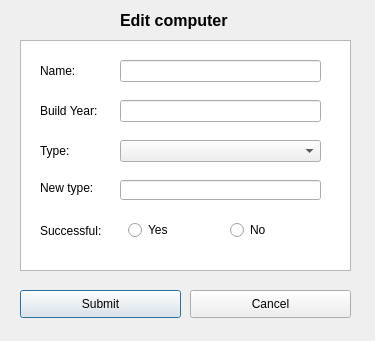
Qt form Verklegt/editcomputer.ui (disaerna/T-113-VLN1) before a commit.
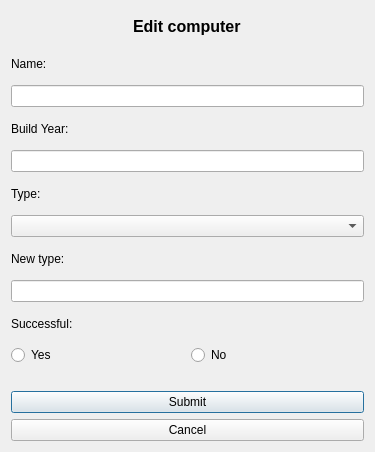
The same form after that commit.

Commit message:
Edit relation + Remove relation
vantar add relation - til fall i domain & db sem græjar það

Patch:
```diff
--- a/Verklegt/editcomputer.ui
+++ b/Verklegt/editcomputer.ui
@@ -7,279 +7,178 @@
     <x>0</x>
     <y>0</y>
     <width>375</width>
-    <height>341</height>
+    <height>452</height>
    </rect>
   </property>
+  <property name="minimumSize">
+   <size>
+    <width>375</width>
+    <height>452</height>
+   </size>
+  </property>
   <property name="windowTitle">
    <string>Dialog</string>
   </property>
   <property name="toolTipDuration">
    <number>0</number>
   </property>
-  <widget class="QListView" name="successfulView">
-   <property name="geometry">
-    <rect>
-     <x>20</x>
-     <y>40</y>
-     <width>331</width>
-     <height>231</height>
-    </rect>
-   </property>
-   <property name="toolTipDuration">
-    <number>0</number>
-   </property>
-  </widget>
-  <widget class="QLabel" name="nameText">
-   <property name="geometry">
-    <rect>
-     <x>40</x>
-     <y>60</y>
-     <width>55</width>
-     <height>21</height>
-    </rect>
-   </property>
-   <property name="toolTipDuration">
-    <number>0</number>
-   </property>
-   <property name="text">
-    <string>Name:</string>
-   </property>
-  </widget>
-  <widget class="QLabel" name="buildYearText">
-   <property name="geometry">
-    <rect>
-     <x>40</x>
-     <y>100</y>
-     <width>71</width>
-     <height>21</height>
-    </rect>
-   </property>
-   <property name="toolTipDuration">
-    <number>0</number>
-   </property>
-   <property name="text">
-    <string>Build Year:</string>
-   </property>
-  </widget>
-  <widget class="QLabel" name="typeText">
-   <property name="geometry">
-    <rect>
-     <x>40</x>
-     <y>140</y>
-     <width>55</width>
-     <height>21</height>
-    </rect>
-   </property>
-   <property name="toolTipDuration">
-    <number>0</number>
-   </property>
-   <property name="text">
-    <string>Type:</string>
-   </property>
-  </widget>
-  <widget class="QLineEdit" name="nameEdit">
-   <property name="geometry">
-    <rect>
-     <x>120</x>
-     <y>60</y>
-     <width>201</width>
-     <height>22</height>
-    </rect>
-   </property>
-   <property name="toolTipDuration">
-    <number>0</number>
-   </property>
-   <property name="text">
-    <string/>
-   </property>
-  </widget>
-  <widget class="QPushButton" name="submitButton">
-   <property name="geometry">
-    <rect>
-     <x>20</x>
-     <y>290</y>
-     <width>161</width>
-     <height>28</height>
-    </rect>
-   </property>
-   <property name="toolTipDuration">
-    <number>0</number>
-   </property>
-   <property name="text">
-    <string>Submit</string>
-   </property>
-  </widget>
-  <widget class="QPushButton" name="cancelButton">
-   <property name="geometry">
-    <rect>
-     <x>190</x>
-     <y>290</y>
-     <width>161</width>
-     <height>28</height>
-    </rect>
-   </property>
-   <property name="toolTipDuration">
-    <number>0</number>
-   </property>
-   <property name="text">
-    <string>Cancel</string>
-   </property>
-  </widget>
-  <widget class="QLabel" name="editText">
-   <property name="geometry">
-    <rect>
-     <x>120</x>
-     <y>5</y>
-     <width>141</width>
-     <height>31</height>
-    </rect>
-   </property>
-   <property name="font">
-    <font>
-     <pointsize>12</pointsize>
-     <weight>75</weight>
-     <bold>true</bold>
-    </font>
-   </property>
-   <property name="toolTipDuration">
-    <number>0</number>
-   </property>
-   <property name="text">
-    <string>Edit computer</string>
-   </property>
-  </widget>
-  <widget class="QLabel" name="successfulText">
-   <property name="geometry">
-    <rect>
-     <x>40</x>
-     <y>220</y>
-     <width>71</width>
-     <height>21</height>
-    </rect>
-   </property>
-   <property name="toolTipDuration">
-    <number>0</number>
-   </property>
-   <property name="text">
-    <string>Successful:</string>
-   </property>
-  </widget>
-  <widget class="QWidget" name="layoutWidget">
-   <property name="geometry">
-    <rect>
-     <x>120</x>
-     <y>220</y>
-     <width>199</width>
-     <height>22</height>
-    </rect>
-   </property>
-   <layout class="QHBoxLayout" name="horizontalLayout"/>
-  </widget>
-  <widget class="QLineEdit" name="buildEdit">
-   <property name="geometry">
-    <rect>
-     <x>120</x>
-     <y>100</y>
-     <width>201</width>
-     <height>22</height>
-    </rect>
-   </property>
-   <property name="toolTipDuration">
-    <number>0</number>
-   </property>
-  </widget>
-  <widget class="QComboBox" name="typeSelection">
-   <property name="geometry">
-    <rect>
-     <x>120</x>
-     <y>140</y>
-     <width>201</width>
-     <height>22</height>
-    </rect>
-   </property>
-   <property name="toolTipDuration">
-    <number>0</number>
-   </property>
-  </widget>
-  <widget class="QRadioButton" name="noButton">
-   <property name="geometry">
-    <rect>
-     <x>230</x>
-     <y>220</y>
-     <width>95</width>
-     <height>20</height>
-    </rect>
-   </property>
-   <property name="toolTipDuration">
-    <number>0</number>
-   </property>
-   <property name="text">
-    <string>No</string>
-   </property>
-  </widget>
-  <widget class="QRadioButton" name="yesButton">
-   <property name="geometry">
-    <rect>
-     <x>128</x>
-     <y>220</y>
-     <width>95</width>
-     <height>20</height>
-    </rect>
-   </property>
-   <property name="toolTipDuration">
-    <number>0</number>
-   </property>
-   <property name="text">
-    <string>Yes</string>
-   </property>
-  </widget>
-  <widget class="QLineEdit" name="newTypeInput">
-   <property name="geometry">
-    <rect>
-     <x>120</x>
-     <y>180</y>
-     <width>201</width>
-     <height>20</height>
-    </rect>
-   </property>
-   <property name="toolTipDuration">
-    <number>0</number>
-   </property>
-  </widget>
-  <widget class="QLabel" name="editNewTypeText">
-   <property name="geometry">
-    <rect>
-     <x>40</x>
-     <y>180</y>
-     <width>91</width>
-     <height>16</height>
-    </rect>
-   </property>
-   <property name="toolTipDuration">
-    <number>0</number>
-   </property>
-   <property name="text">
-    <string>New type: </string>
-   </property>
-  </widget>
-  <zorder>successfulView</zorder>
-  <zorder>nameText</zorder>
-  <zorder>buildYearText</zorder>
-  <zorder>typeText</zorder>
-  <zorder>nameEdit</zorder>
-  <zorder>submitButton</zorder>
-  <zorder>cancelButton</zorder>
-  <zorder>editText</zorder>
-  <zorder>successfulText</zorder>
-  <zorder>layoutWidget</zorder>
-  <zorder>buildEdit</zorder>
-  <zorder>typeSelection</zorder>
-  <zorder>noButton</zorder>
-  <zorder>yesButton</zorder>
-  <zorder>noButton</zorder>
-  <zorder>yesButton</zorder>
-  <zorder>newTypeInput</zorder>
-  <zorder>editNewTypeText</zorder>
+  <layout class="QVBoxLayout" name="verticalLayout">
+   <item alignment="Qt::AlignHCenter">
+    <widget class="QLabel" name="editText">
+     <property name="font">
+      <font>
+       <pointsize>12</pointsize>
+       <weight>75</weight>
+       <bold>true</bold>
+      </font>
+     </property>
+     <property name="toolTipDuration">
+      <number>0</number>
+     </property>
+     <property name="text">
+      <string>Edit computer</string>
+     </property>
+    </widget>
+   </item>
+   <item>
+    <widget class="QLabel" name="nameText">
+     <property name="toolTipDuration">
+      <number>0</number>
+     </property>
+     <property name="text">
+      <string>Name:</string>
+     </property>
+    </widget>
+   </item>
+   <item>
+    <widget class="QLineEdit" name="nameEdit">
+     <property name="toolTipDuration">
+      <number>0</number>
+     </property>
+     <property name="text">
+      <string/>
+     </property>
+    </widget>
+   </item>
+   <item>
+    <widget class="QLabel" name="buildYearText">
+     <property name="toolTipDuration">
+      <number>0</number>
+     </property>
+     <property name="text">
+      <string>Build Year:</string>
+     </property>
+    </widget>
+   </item>
+   <item>
+    <widget class="QLineEdit" name="buildEdit">
+     <property name="toolTipDuration">
+      <number>0</number>
+     </property>
+    </widget>
+   </item>
+   <item>
+    <widget class="QLabel" name="typeText">
+     <property name="toolTipDuration">
+      <number>0</number>
+     </property>
+     <property name="text">
+      <string>Type:</string>
+     </property>
+    </widget>
+   </item>
+   <item>
+    <widget class="QComboBox" name="typeSelection">
+     <property name="toolTipDuration">
+      <number>0</number>
+     </property>
+    </widget>
+   </item>
+   <item>
+    <widget class="QLabel" name="editNewTypeText">
+     <property name="toolTipDuration">
+      <number>0</number>
+     </property>
+     <property name="text">
+      <string>New type: </string>
+     </property>
+    </widget>
+   </item>
+   <item>
+    <widget class="QLineEdit" name="newTypeInput">
+     <property name="toolTipDuration">
+      <number>0</number>
+     </property>
+    </widget>
+   </item>
+   <item>
+    <widget class="QLabel" name="successfulText">
+     <property name="toolTipDuration">
+      <number>0</number>
+     </property>
+     <property name="text">
+      <string>Successful:</string>
+     </property>
+    </widget>
+   </item>
+   <item>
+    <layout class="QHBoxLayout" name="horizontalLayout">
+     <item>
+      <widget class="QRadioButton" name="yesButton">
+       <property name="toolTipDuration">
+        <number>0</number>
+       </property>
+       <property name="text">
+        <string>Yes</string>
+       </property>
+      </widget>
+     </item>
+     <item>
+      <widget class="QRadioButton" name="noButton">
+       <property name="toolTipDuration">
+        <number>0</number>
+       </property>
+       <property name="text">
+        <string>No</string>
+       </property>
+      </widget>
+     </item>
+    </layout>
+   </item>
+   <item>
+    <spacer name="horizontalSpacer">
+     <property name="orientation">
+      <enum>Qt::Horizontal</enum>
+     </property>
+     <property name="sizeHint" stdset="0">
+      <size>
+       <width>40</width>
+       <height>20</height>
+      </size>
+     </property>
+    </spacer>
+   </item>
+   <item>
+    <widget class="QPushButton" name="submitButton">
+     <property name="toolTipDuration">
+      <number>0</number>
+     </property>
+     <property name="text">
+      <string>Submit</string>
+     </property>
+    </widget>
+   </item>
+   <item>
+    <widget class="QPushButton" name="cancelButton">
+     <property name="toolTipDuration">
+      <number>0</number>
+     </property>
+     <property name="text">
+      <string>Cancel</string>
+     </property>
+    </widget>
+   </item>
+  </layout>
  </widget>
  <tabstops>
   <tabstop>nameEdit</tabstop>
```
Left out of the diff: 5 changed lines with no effect on the pictures. The commit also changes 17 other files.
